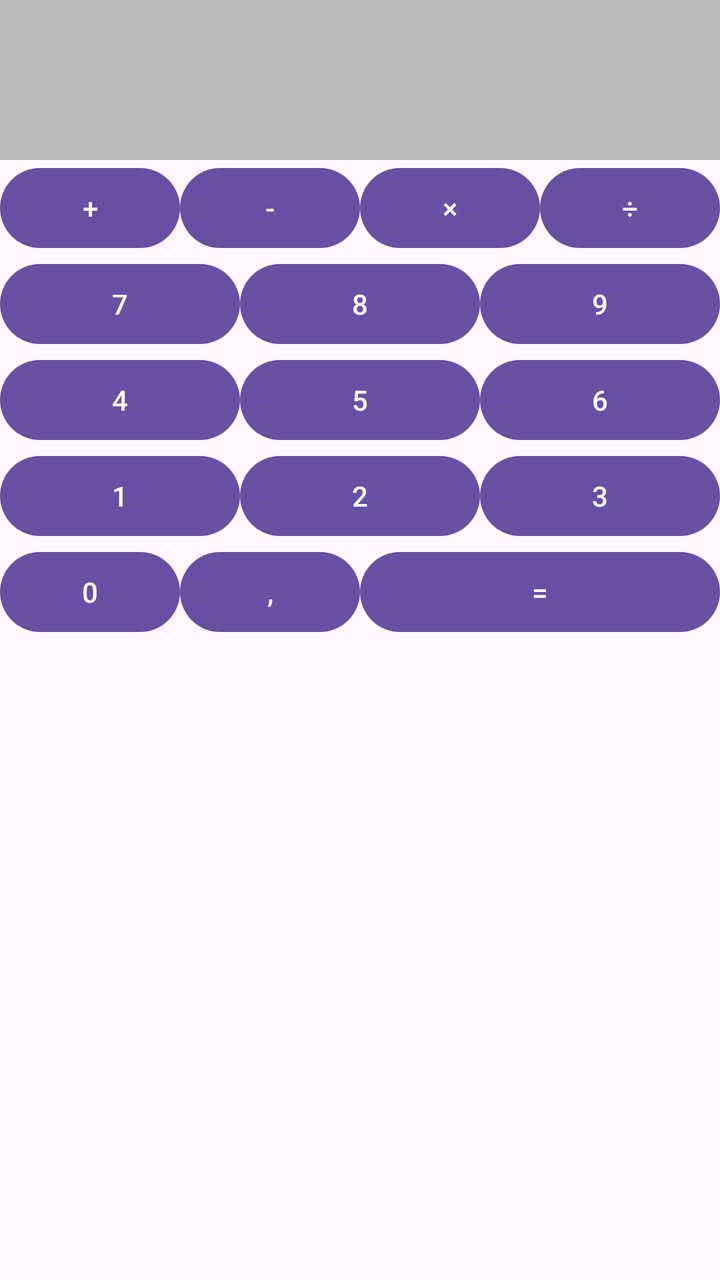
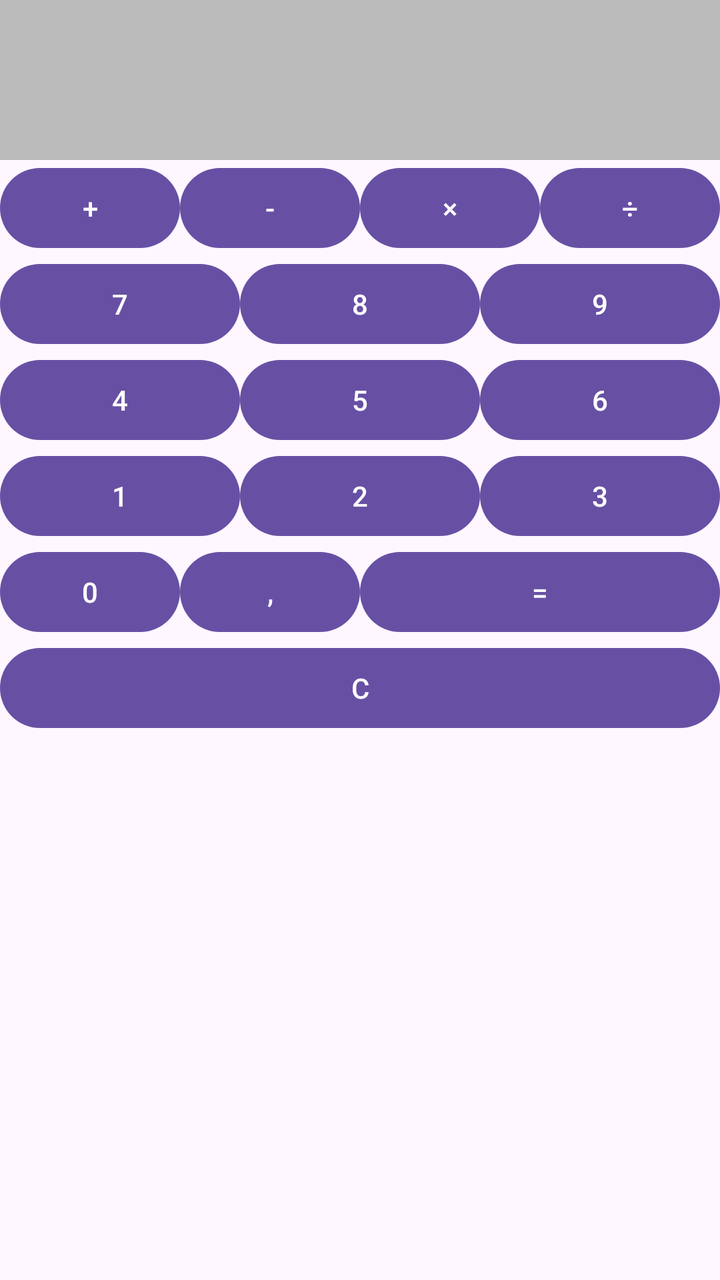

Before-and-after screenshots of an Android layout around one commit, followed by the original layout XML and the change that was made.
<!-- AndroidManifest.xml: application theme Theme._05_zadanie2 -->
<!-- res/layout/activity_main.xml -->
<?xml version="1.0" encoding="utf-8"?>
<LinearLayout xmlns:android="http://schemas.android.com/apk/res/android"
    xmlns:app="http://schemas.android.com/apk/res-auto"
    xmlns:tools="http://schemas.android.com/tools"
    android:id="@+id/main"
    android:layout_width="match_parent"
    android:layout_height="match_parent"
    android:orientation="vertical"
    tools:context=".MainActivity" >

    <TextView
        android:id="@+id/textView"
        android:layout_width="match_parent"
        android:layout_height="wrap_content"
        android:height="80dp"
        android:background="#BABABA"
        android:gravity="bottom|right"
        android:textSize="32sp" />

    <LinearLayout
        android:layout_width="match_parent"
        android:layout_height="wrap_content"
        android:orientation="horizontal">

        <Button
            android:id="@+id/button5"
            android:layout_width="wrap_content"
            android:layout_height="wrap_content"
            android:layout_weight="1"
            android:text="+" />

        <Button
            android:id="@+id/button6"
            android:layout_width="wrap_content"
            android:layout_height="wrap_content"
            android:layout_weight="1"
            android:text="-" />

        <Button
            android:id="@+id/button7"
            android:layout_width="wrap_content"
            android:layout_height="wrap_content"
            android:layout_weight="1"
            android:text="×" />

        <Button
            android:id="@+id/button8"
            android:layout_width="wrap_content"
            android:layout_height="wrap_content"
            android:layout_weight="1"
            android:text="÷" />

    </LinearLayout>

    <LinearLayout
        android:layout_width="match_parent"
        android:layout_height="wrap_content"
        android:orientation="horizontal" >

        <Button
            android:id="@+id/button12"
            android:layout_width="wrap_content"
            android:layout_height="wrap_content"
            android:layout_weight="1"
            android:text="7" />

        <Button
            android:id="@+id/button13"
            android:layout_width="wrap_content"
            android:layout_height="wrap_content"
            android:layout_weight="1"
            android:text="8" />

        <Button
            android:id="@+id/button14"
            android:layout_width="wrap_content"
            android:layout_height="wrap_content"
            android:layout_weight="1"
            android:text="9" />
    </LinearLayout>

    <LinearLayout
        android:layout_width="match_parent"
        android:layout_height="wrap_content"
        android:orientation="horizontal">

        <Button
            android:id="@+id/button15"
            android:layout_width="wrap_content"
            android:layout_height="wrap_content"
            android:layout_weight="1"
            android:text="4" />

        <Button
            android:id="@+id/button16"
            android:layout_width="wrap_content"
            android:layout_height="wrap_content"
            android:layout_weight="1"
            android:text="5" />

        <Button
            android:id="@+id/button17"
            android:layout_width="wrap_content"
            android:layout_height="wrap_content"
            android:layout_weight="1"
            android:text="6" />
    </LinearLayout>

    <LinearLayout
        android:layout_width="match_parent"
        android:layout_height="wrap_content"
        android:orientation="horizontal">

        <Button
            android:id="@+id/button18"
            android:layout_width="wrap_content"
            android:layout_height="wrap_content"
            android:layout_weight="1"
            android:text="1" />

        <Button
            android:id="@+id/button19"
            android:layout_width="wrap_content"
            android:layout_height="wrap_content"
            android:layout_weight="1"
            android:text="2" />

        <Button
            android:id="@+id/button20"
            android:layout_width="wrap_content"
            android:layout_height="wrap_content"
            android:layout_weight="1"
            android:text="3" />
    </LinearLayout>

    <LinearLayout
        android:layout_width="match_parent"
        android:layout_height="wrap_content"
        android:orientation="horizontal">

        <Button
            android:id="@+id/button21"
            android:layout_width="0dp"
            android:layout_height="wrap_content"
            android:layout_weight="1"
            android:text="0" />

        <Button
            android:id="@+id/button22"
            android:layout_width="0dp"
            android:layout_height="wrap_content"
            android:layout_weight="1"
            android:text="," />

        <Button
            android:id="@+id/button23"
            android:layout_width="0dp"
            android:layout_height="wrap_content"
            android:layout_weight="2"
            android:text="=" />
    </LinearLayout>
</LinearLayout>
<!-- resources referenced by this layout -->
<resources>
  <style name="Theme._05_zadanie2" parent="Base.Theme._05_zadanie2" />
  <style name="Base.Theme._05_zadanie2" parent="Theme.Material3.DayNight.NoActionBar">
          
          
      </style>
</resources>

<!-- the commit's change to res/layout/activity_main.xml (unified diff, before → after) -->
@@ -158,5 +158,20 @@
             android:layout_height="wrap_content"
             android:layout_weight="2"
             android:text="=" />
+
     </LinearLayout>
+
+    <LinearLayout
+        android:layout_width="match_parent"
+        android:layout_height="wrap_content"
+        android:orientation="horizontal">
+
+        <Button
+            android:id="@+id/button25"
+            android:layout_width="wrap_content"
+            android:layout_height="wrap_content"
+            android:layout_weight="1"
+            android:text="C" />
+    </LinearLayout>
+
 </LinearLayout>
